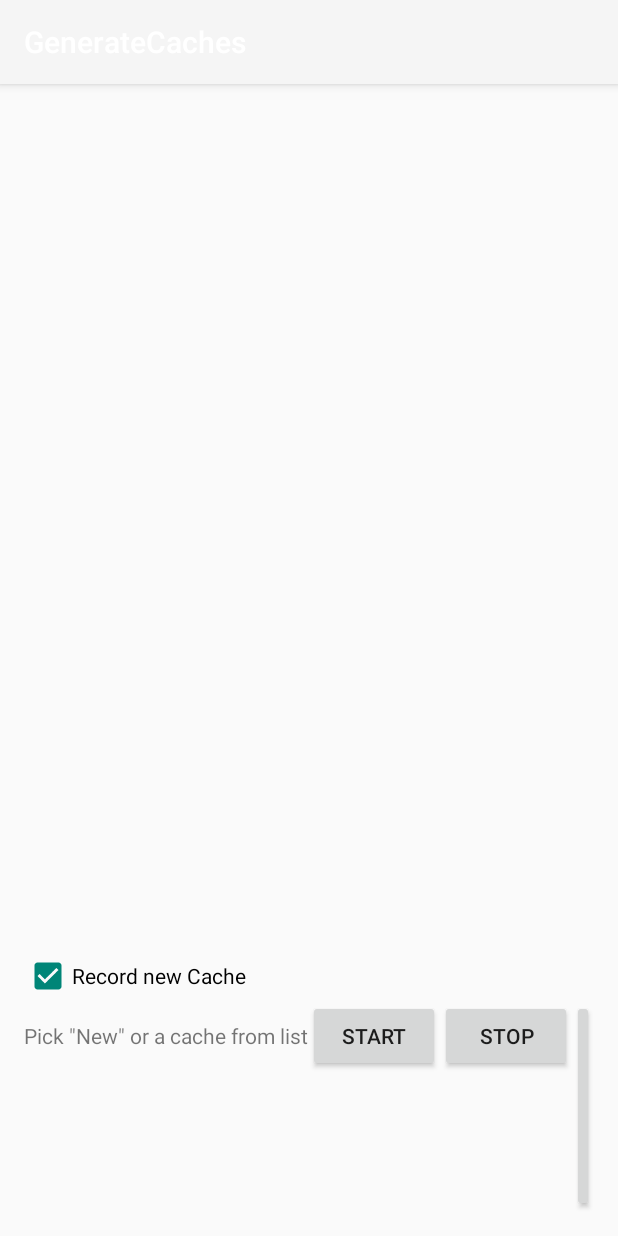
After one commit to CaptBlackTea/Beaconite, an Android app: the GenerateCaches screen opened directly, with no data from a screen before it, on a phone screen of 412 x 824 dp. The commit adds this screen. Run offline under Robolectric (Android 15) with nearby library versions, the phone set to English and light mode, and no system bars.

Commit message:
* Started to implement the "Recorde Caches" functionality -> work in progress!

```diff
--- a/app/src/main/AndroidManifest.xml
+++ b/app/src/main/AndroidManifest.xml
@@ -44,6 +44,11 @@
             android:label="Graph"
             android:parentActivityName=".RangingActivity">
         </activity>
+        <activity
+            android:name=".GenerateCaches"
+            android:label="@string/title_activity_generate_caches"
+            android:theme="@style/AppTheme.NoActionBar">
+        </activity>
     </application>
 
 </manifest>
--- /dev/null
+++ b/app/src/main/java/com/example/deas/beaconite/GenerateCaches.java
@@ -0,0 +1,26 @@
+package com.example.deas.beaconite;
+
+import android.os.Bundle;
+import android.support.v7.app.AppCompatActivity;
+import android.support.v7.widget.Toolbar;
+
+public class GenerateCaches extends AppCompatActivity {
+
+	@Override
+	protected void onCreate(Bundle savedInstanceState) {
+		super.onCreate(savedInstanceState);
+		setContentView(R.layout.activity_generate_caches);
+		Toolbar toolbar = (Toolbar) findViewById(R.id.toolbar);
+		setSupportActionBar(toolbar);
+
+//		FloatingActionButton fab = (FloatingActionButton) findViewById(R.id.fab);
+//		fab.setOnClickListener(new View.OnClickListener() {
+//			@Override
+//			public void onClick(View view) {
+//				Snackbar.make(view, "Replace with your own action", Snackbar.LENGTH_LONG)
+//						.setAction("Action", null).show();
+//			}
+//		});
+	}
+
+}
--- /dev/null
+++ b/app/src/main/res/layout/activity_generate_caches.xml
@@ -0,0 +1,36 @@
+<?xml version="1.0" encoding="utf-8"?>
+<android.support.design.widget.CoordinatorLayout
+    xmlns:android="http://schemas.android.com/apk/res/android"
+    xmlns:app="http://schemas.android.com/apk/res-auto"
+    xmlns:tools="http://schemas.android.com/tools"
+    android:layout_width="match_parent"
+    android:layout_height="match_parent"
+    android:fitsSystemWindows="true"
+    tools:context="com.example.deas.beaconite.GenerateCaches">
+
+    <android.support.design.widget.AppBarLayout
+        android:layout_width="match_parent"
+        android:layout_height="wrap_content"
+        android:theme="@style/AppTheme.AppBarOverlay">
+
+        <android.support.v7.widget.Toolbar
+            android:id="@+id/toolbar"
+            android:layout_width="match_parent"
+            android:layout_height="?attr/actionBarSize"
+            android:background="?attr/colorPrimary"
+            app:popupTheme="@style/AppTheme.PopupOverlay"/>
+
+    </android.support.design.widget.AppBarLayout>
+
+    <include layout="@layout/content_generate_caches"/>
+
+
+    <!--<android.support.design.widget.FloatingActionButton-->
+    <!--android:id="@+id/fab"-->
+    <!--android:layout_width="wrap_content"-->
+    <!--android:layout_height="wrap_content"-->
+    <!--android:layout_gravity="bottom|end"-->
+    <!--android:layout_margin="@dimen/fab_margin"-->
+    <!--android:src="@android:drawable/ic_dialog_email"/>-->
+
+</android.support.design.widget.CoordinatorLayout>
--- a/app/src/main/res/layout/activity_ranging_table.xml
+++ b/app/src/main/res/layout/activity_ranging_table.xml
@@ -53,5 +53,5 @@
         android:layout_gravity="center"
         android:layout_weight="0"
         android:onClick="onGraphBtnClicked"
-        android:text="To the Graph!"/>
+        android:text="@string/startGraphActivity"/>
 </LinearLayout>
--- /dev/null
+++ b/app/src/main/res/layout/content_generate_caches.xml
@@ -0,0 +1,65 @@
+<?xml version="1.0" encoding="utf-8"?>
+<LinearLayout
+    xmlns:android="http://schemas.android.com/apk/res/android"
+    xmlns:app="http://schemas.android.com/apk/res-auto"
+    xmlns:tools="http://schemas.android.com/tools"
+    android:layout_width="match_parent"
+    android:layout_height="match_parent"
+    android:orientation="vertical"
+    android:paddingBottom="@dimen/activity_vertical_margin"
+    android:paddingLeft="@dimen/activity_horizontal_margin"
+    android:paddingRight="@dimen/activity_horizontal_margin"
+    android:paddingTop="@dimen/activity_vertical_margin"
+    app:layout_behavior="@string/appbar_scrolling_view_behavior"
+    tools:context="com.example.deas.beaconite.GenerateCaches"
+    tools:showIn="@layout/activity_generate_caches">
+
+    <ListView
+        android:id="@+id/listOfRecordedCaches"
+        android:layout_width="wrap_content"
+        android:layout_height="0dp"
+        android:layout_weight="4"
+        android:scrollbarAlwaysDrawVerticalTrack="true"
+        android:scrollbars="vertical">
+
+    </ListView>
+
+    <CheckBox
+        android:layout_width="wrap_content"
+        android:layout_height="wrap_content"
+        android:checked="true"
+        android:text="Record new Cache"/>
+
+
+    <LinearLayout
+        android:layout_width="wrap_content"
+        android:layout_height="0dp"
+        android:layout_weight="1">
+
+        <TextView
+            android:layout_width="wrap_content"
+            android:layout_height="wrap_content"
+            android:text="@string/cacheRecordText">
+        </TextView>
+
+        <Button
+            android:id="@+id/startCacheRecordBtn"
+            android:layout_width="wrap_content"
+            android:layout_height="wrap_content"
+            android:text="@string/startCacheRecording"/>
+
+        <Button
+            android:id="@+id/stopCacheRecordBtn"
+            android:layout_width="wrap_content"
+            android:layout_height="wrap_content"
+            android:text="@string/stopCacheRecording"/>
+
+        <Button
+            android:layout_width="match_parent"
+            android:layout_height="wrap_content"
+            android:layout_gravity="center"
+            android:onClick="onGraphBtnClicked"
+            android:text="@string/startGraphActivity"/>
+    </LinearLayout>
+
+</LinearLayout>
--- a/app/src/main/res/values/strings.xml
+++ b/app/src/main/res/values/strings.xml
@@ -17,4 +17,9 @@
     <string name="RowNumberTitle">No.</string>
     <string name="beacon_data_service_stopped">BeaconDataService has stopped.</string>
     <string name="beacon_data_service_started">BeaconDataService started.</string>
+    <string name="title_activity_generate_caches">GenerateCaches</string>
+    <string name="startCacheRecording">Start</string>
+    <string name="stopCacheRecording">Stop</string>
+    <string name="cacheRecordText">Pick \"New\" or a cache from list</string>
+    <string name="startGraphActivity">To the Graph!</string>
 </resources>
--- a/app/src/main/res/values/styles.xml
+++ b/app/src/main/res/values/styles.xml
@@ -5,11 +5,6 @@
         <!-- Customize your theme here. -->
     </style>
 
-    <style name="AppTheme.NoActionBar">
-        <item name="windowActionBar">false</item>
-        <item name="windowNoTitle">true</item>
-    </style>
-
     <style name="AppTheme.AppBarOverlay" parent="ThemeOverlay.AppCompat.Dark.ActionBar"/>
 
     <style name="AppTheme.PopupOverlay" parent="ThemeOverlay.AppCompat.Light"/>
```
